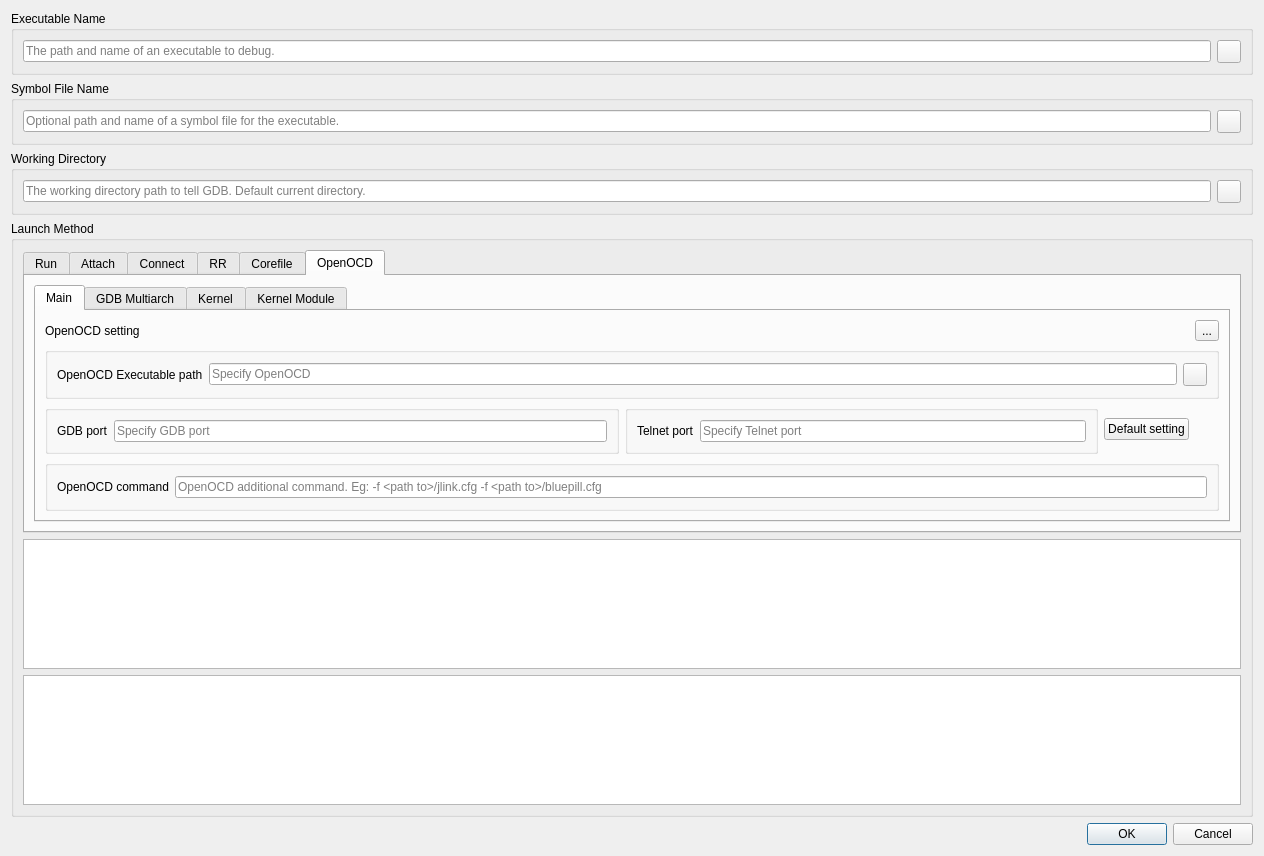
Qt form src/SeerDebugDialog.ui (QuangNguyenMinh123/seer) before a commit.
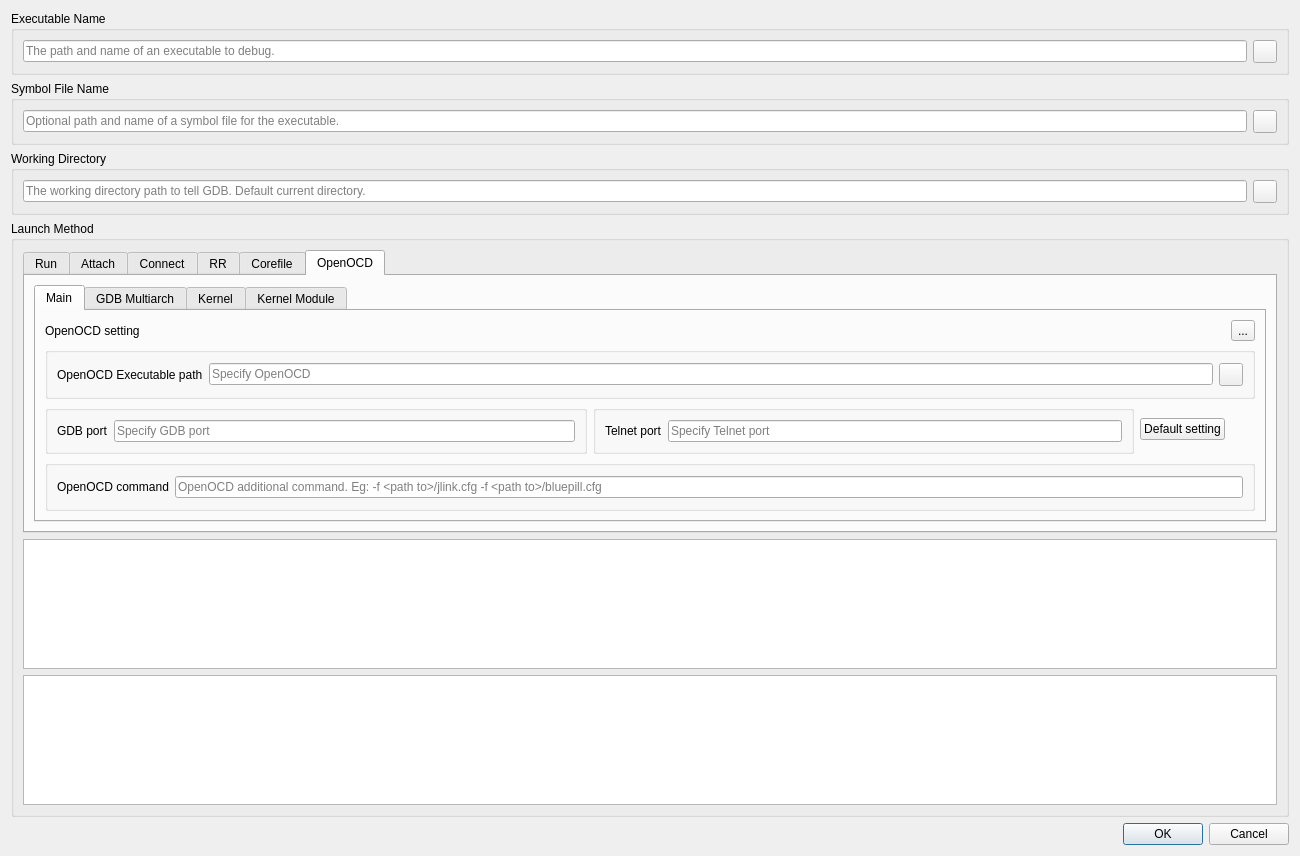
The same form after that commit. The open tabs and pages were chosen to show the change. Icons and pictures are not drawn.

```diff
--- a/src/SeerDebugDialog.ui
+++ b/src/SeerDebugDialog.ui
@@ -6,7 +6,7 @@
    <rect>
     <x>0</x>
     <y>0</y>
-    <width>1264</width>
+    <width>1300</width>
     <height>856</height>
    </rect>
   </property>
@@ -990,21 +990,20 @@
                   </property>
                  </widget>
                 </item>
-                <item row="0" column="4">
-                 <widget class="QToolButton" name="openOCDMainHelpButton">
-                  <property name="toolTip">
-                   <string>Help for Corefile launch method.</string>
+                <item row="0" column="1">
+                 <spacer name="horizontalSpacer_8">
+                  <property name="orientation">
+                   <enum>Qt::Horizontal</enum>
                   </property>
-                  <property name="text">
-                   <string>...</string>
+                  <property name="sizeHint" stdset="0">
+                   <size>
+                    <width>30</width>
+                    <height>20</height>
+                   </size>
                   </property>
-                  <property name="icon">
-                   <iconset resource="resource.qrc">
-                    <normaloff>:/seer/resources/RelaxLightIcons/help-about.svg</normaloff>:/seer/resources/RelaxLightIcons/help-about.svg</iconset>
-                  </property>
-                 </widget>
+                 </spacer>
                 </item>
-                <item row="1" column="0" colspan="5">
+                <item row="1" column="0" colspan="4">
                  <widget class="QGroupBox" name="executableNameGroupBox_2">
                   <property name="enabled">
                    <bool>true</bool>
@@ -1068,7 +1067,7 @@
                   </layout>
                  </widget>
                 </item>
-                <item row="2" column="0" colspan="2">
+                <item row="2" column="0">
                  <widget class="QGroupBox" name="executableNameGroupBox_3">
                   <property name="enabled">
                    <bool>true</bool>
@@ -1112,7 +1111,65 @@
                   </layout>
                  </widget>
                 </item>
-                <item row="2" column="2">
+                <item row="3" column="0" colspan="4">
+                 <widget class="QGroupBox" name="executableNameGroupBox_6">
+                  <property name="enabled">
+                   <bool>true</bool>
+                  </property>
+                  <property name="title">
+                   <string notr="true"/>
+                  </property>
+                  <property name="alignment">
+                   <set>Qt::AlignLeading|Qt::AlignLeft|Qt::AlignTop</set>
+                  </property>
+                  <property name="flat">
+                   <bool>false</bool>
+                  </property>
+                  <layout class="QHBoxLayout" name="horizontalLayout_22">
+                   <item>
+                    <widget class="QLabel" name="openOCDCommandLabel">
+                     <property name="text">
+                      <string>OpenOCD command</string>
+                     </property>
+                    </widget>
+                   </item>
+                   <item>
+                    <widget class="QLineEdit" name="openOCDCommandLineEdit">
+                     <property name="sizePolicy">
+                      <sizepolicy hsizetype="Expanding" vsizetype="Fixed">
+                       <horstretch>0</horstretch>
+                       <verstretch>0</verstretch>
+                      </sizepolicy>
+                     </property>
+                     <property name="toolTip">
+                      <string>OpenOCD additional command. Eg: -f &lt;path to&gt;/jlink.cfg -f &lt;path to&gt;/bluepill.cfg</string>
+                     </property>
+                     <property name="placeholderText">
+                      <string>OpenOCD additional command. Eg: -f &lt;path to&gt;/jlink.cfg -f &lt;path to&gt;/bluepill.cfg</string>
+                     </property>
+                     <property name="clearButtonEnabled">
+                      <bool>true</bool>
+                     </property>
+                    </widget>
+                   </item>
+                  </layout>
+                 </widget>
+                </item>
+                <item row="0" column="3">
+                 <widget class="QToolButton" name="openOCDMainHelpButton">
+                  <property name="toolTip">
+                   <string>Help for Corefile launch method.</string>
+                  </property>
+                  <property name="text">
+                   <string>...</string>
+                  </property>
+                  <property name="icon">
+                   <iconset resource="resource.qrc">
+                    <normaloff>:/seer/resources/RelaxLightIcons/help-about.svg</normaloff>:/seer/resources/RelaxLightIcons/help-about.svg</iconset>
+                  </property>
+                 </widget>
+                </item>
+                <item row="2" column="1">
                  <widget class="QGroupBox" name="executableNameGroupBox_4">
                   <property name="enabled">
                    <bool>true</bool>
@@ -1156,70 +1213,13 @@
                   </layout>
                  </widget>
                 </item>
-                <item row="2" column="3">
+                <item row="2" column="2">
                  <widget class="QPushButton" name="openOCDMainDefaultSettingButton">
                   <property name="text">
                    <string>Default setting</string>
                   </property>
                  </widget>
                 </item>
-                <item row="3" column="0" colspan="5">
-                 <widget class="QGroupBox" name="executableNameGroupBox_6">
-                  <property name="enabled">
-                   <bool>true</bool>
-                  </property>
-                  <property name="title">
-                   <string notr="true"/>
-                  </property>
-                  <property name="alignment">
-                   <set>Qt::AlignLeading|Qt::AlignLeft|Qt::AlignTop</set>
-                  </property>
-                  <property name="flat">
-                   <bool>false</bool>
-                  </property>
-                  <layout class="QHBoxLayout" name="horizontalLayout_22">
-                   <item>
-                    <widget class="QLabel" name="openOCDCommandLabel">
-                     <property name="text">
-                      <string>OpenOCD command</string>
-                     </property>
-                    </widget>
-                   </item>
-                   <item>
-                    <widget class="QLineEdit" name="openOCDCommandLineEdit">
-                     <property name="sizePolicy">
-                      <sizepolicy hsizetype="Expanding" vsizetype="Fixed">
-                       <horstretch>0</horstretch>
-                       <verstretch>0</verstretch>
-                      </sizepolicy>
-                     </property>
-                     <property name="toolTip">
-                      <string>OpenOCD additional command. Eg: -f &lt;path to&gt;/jlink.cfg -f &lt;path to&gt;/bluepill.cfg</string>
-                     </property>
-                     <property name="placeholderText">
-                      <string>OpenOCD additional command. Eg: -f &lt;path to&gt;/jlink.cfg -f &lt;path to&gt;/bluepill.cfg</string>
-                     </property>
-                     <property name="clearButtonEnabled">
-                      <bool>true</bool>
-                     </property>
-                    </widget>
-                   </item>
-                  </layout>
-                 </widget>
-                </item>
-                <item row="0" column="1">
-                 <spacer name="horizontalSpacer_8">
-                  <property name="orientation">
-                   <enum>Qt::Horizontal</enum>
-                  </property>
-                  <property name="sizeHint" stdset="0">
-                   <size>
-                    <width>40</width>
-                    <height>20</height>
-                   </size>
-                  </property>
-                 </spacer>
-                </item>
                </layout>
               </widget>
               <widget class="QWidget" name="GDBMultiarchTab">
```
Left out of the diff: 134 changed lines with no effect on the pictures.
